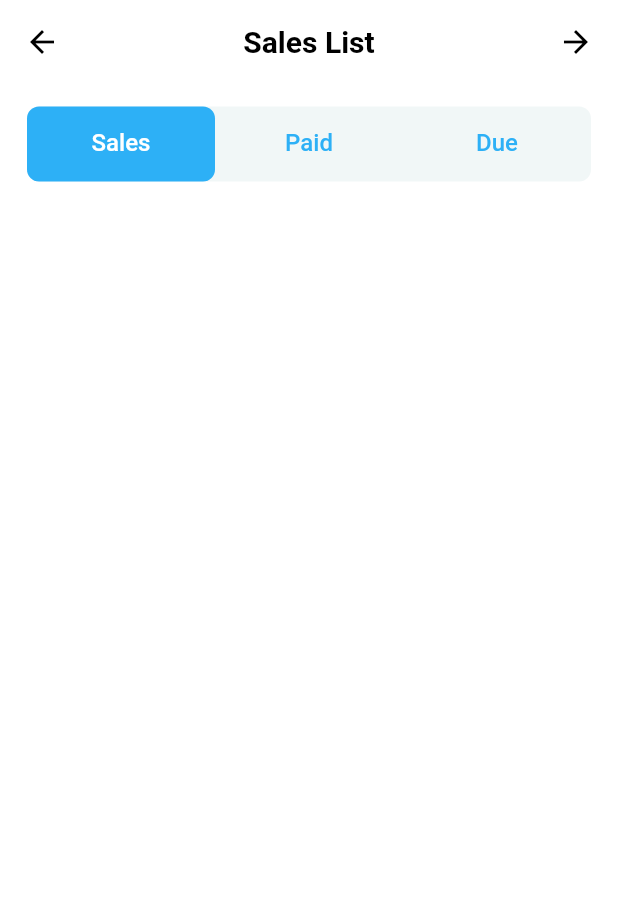
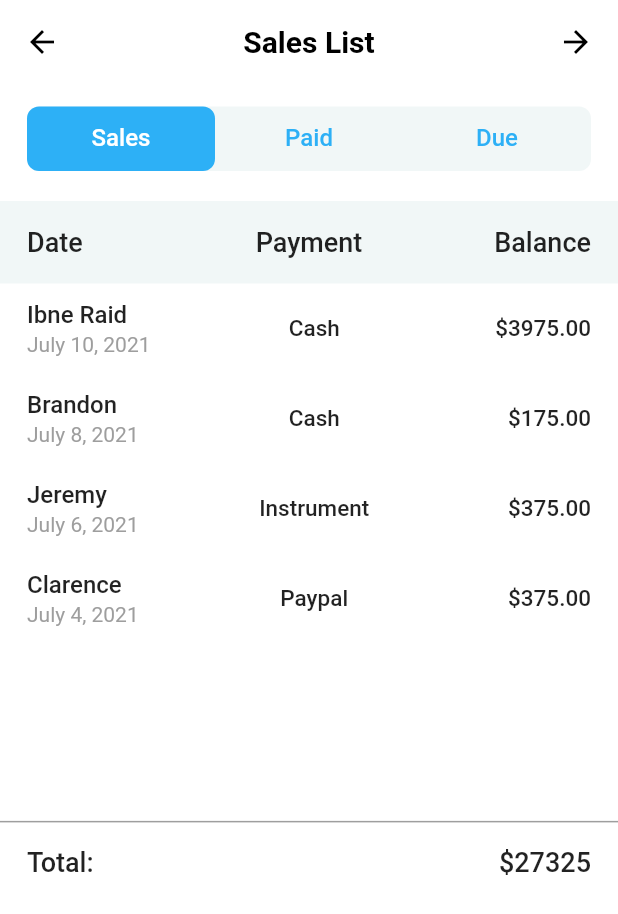
Before and after one commit to musman-deve/sales_managing_app_ui, a Flutter app: the ThirdScreen screen opened by its route, on a phone screen of 412 x 824 dp. Shown: the top 914 px of the screen. Run offline on Flutter 3.47's test engine with Material 2 defaults, Android fonts, the phone set to English and light mode, and no system bars.

Commit message:
Third Screen Completes

```diff
--- a/lib/second_screen.dart
+++ b/lib/second_screen.dart
@@ -263,6 +263,8 @@ class _SecondScreenState extends State<SecondScreen> {
               height: 15.0,
             ),
 
+            // Title Bar -------------------------------------------------------
+
             Container(
               padding: EdgeInsets.symmetric(horizontal: 18.0, vertical: 16.0),
               width: double.infinity,
--- a/lib/third_screen.dart
+++ b/lib/third_screen.dart
@@ -1,5 +1,6 @@
 import 'package:flutter/cupertino.dart';
 import 'package:flutter/material.dart';
+import 'package:sales_managing_app/constants.dart';
 
 class ThirdScreen extends StatefulWidget {
   const ThirdScreen({Key? key}) : super(key: key);
@@ -9,6 +10,34 @@ class ThirdScreen extends StatefulWidget {
 }
 
 class _ThirdScreenState extends State<ThirdScreen> {
+  final List clientNames = [
+    'Ibne Raid',
+    'Brandon',
+    'Jeremy',
+    'Clarence',
+  ];
+
+  final List dates = [
+    'July 10, 2021',
+    'July 8, 2021',
+    'July 6, 2021',
+    'July 4, 2021',
+  ];
+
+  final List payments = [
+    'Cash',
+    'Cash',
+    'Instrument',
+    'Paypal',
+  ];
+
+  final List<double> balance = [
+    3975,
+    175,
+    375,
+    375,
+  ];
+
   @override
   Widget build(BuildContext context) {
     return DefaultTabController(
@@ -55,7 +84,7 @@ class _ThirdScreenState extends State<ThirdScreen> {
             Container(
               margin: EdgeInsets.symmetric(horizontal: 18.0),
               width: 400.0,
-              height: 50.0,
+              height: 43.0,
               decoration: BoxDecoration(
                   color: Color(0xffF1F7F7),
                   borderRadius: BorderRadius.circular(8.0)),
@@ -80,6 +109,149 @@ class _ThirdScreenState extends State<ThirdScreen> {
                 ],
               ),
             ),
+            SizedBox(
+              height: 20.0,
+            ),
+            Container(
+              padding: EdgeInsets.symmetric(horizontal: 18.0, vertical: 16.0),
+              height: 55.0,
+              color: Color(0xffF1F7F7),
+              child: Row(
+                children: [
+                  Expanded(
+                    child: Container(
+                      // width: 130.0,
+                      child: Text(
+                        'Date',
+                        textAlign: TextAlign.left,
+                        style: titleBarTextStyle,
+                      ),
+                    ),
+                  ),
+                  Expanded(
+                    child: Container(
+                      child: Text(
+                        'Payment',
+                        textAlign: TextAlign.center,
+                        style: titleBarTextStyle,
+                      ),
+                    ),
+                  ),
+                  Expanded(
+                    child: Container(
+                      child: Text(
+                        'Balance',
+                        textAlign: TextAlign.right,
+                        style: titleBarTextStyle,
+                      ),
+                    ),
+                  ),
+                ],
+              ),
+            ),
+
+            // Table Data ------------------------------------------------------
+
+            Container(
+              height: MediaQuery.of(context).size.height / 2.3,
+              padding: EdgeInsets.symmetric(horizontal: 18.0, vertical: 0.0),
+              child: ListView.builder(
+                physics: BouncingScrollPhysics(),
+                itemCount: clientNames.length,
+                itemBuilder: (context, index) {
+                  return Column(
+                    children: [
+                      SizedBox(
+                        height: 00.0,
+                      ),
+                      Row(
+                        children: [
+                          Container(
+                            width: 130.0,
+                            height: 60.0,
+                            child: Column(
+                              mainAxisAlignment: MainAxisAlignment.center,
+                              crossAxisAlignment: CrossAxisAlignment.start,
+                              children: [
+                                Text(
+                                  clientNames[index],
+                                  style: productTitleStyle,
+                                ),
+                                SizedBox(
+                                  height: 2.0,
+                                ),
+                                Text(
+                                  dates[index],
+                                  style: productTagLineStyle,
+                                ),
+                              ],
+                            ),
+                          ),
+                          Expanded(
+                            child: Container(
+                              alignment: Alignment.center,
+                              height: 60.0,
+                              child: Text(
+                                payments[index],
+                                style: productDataStyle,
+                              ),
+                            ),
+                          ),
+                          Expanded(
+                            child: Container(
+                              alignment: Alignment.centerRight,
+                              height: 60.0,
+                              child: Text(
+                                '\$' + balance[index].toStringAsFixed(2),
+                                style: productDataStyle,
+                              ),
+                            ),
+                          ),
+                        ],
+                      ),
+                    ],
+                  );
+                },
+              ),
+            ),
+
+            // Total -----------------------------------------------------------
+
+            Container(
+              decoration: BoxDecoration(
+                border: Border.all(
+                  color: Colors.grey,
+                  width: 0.5,
+                ),
+              ),
+            ),
+            Container(
+              padding: EdgeInsets.symmetric(horizontal: 18.0, vertical: 16.0),
+              child: Row(
+                children: [
+                  Container(
+                    width: 130.0,
+                    child: Text(
+                      'Total:',
+                      textAlign: TextAlign.left,
+                      style: titleBarTextStyle,
+                    ),
+                  ),
+                  Expanded(
+                    child: Container(),
+                  ),
+                  Expanded(
+                    child: Container(
+                      child: Text(
+                        '\$27325',
+                        textAlign: TextAlign.right,
+                        style: titleBarTextStyle,
+                      ),
+                    ),
+                  ),
+                ],
+              ),
+            ),
           ],
         ),
       ),
```
